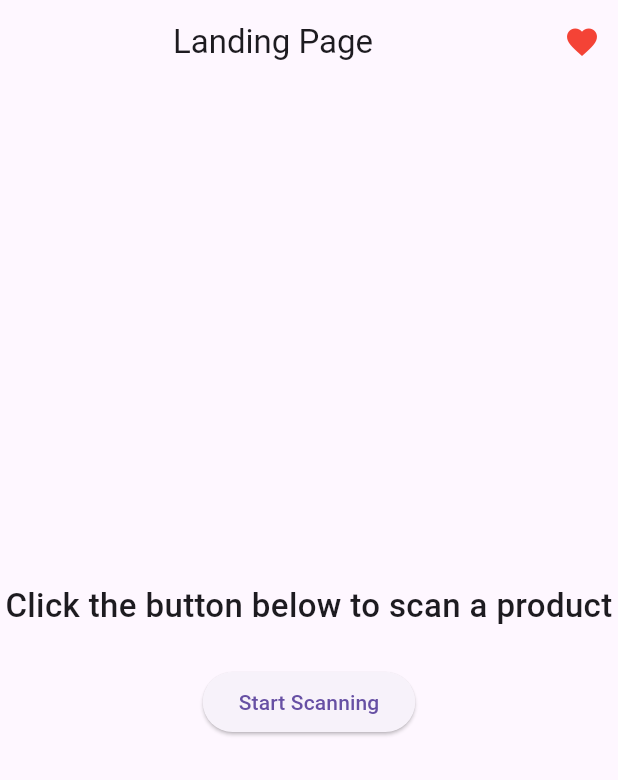
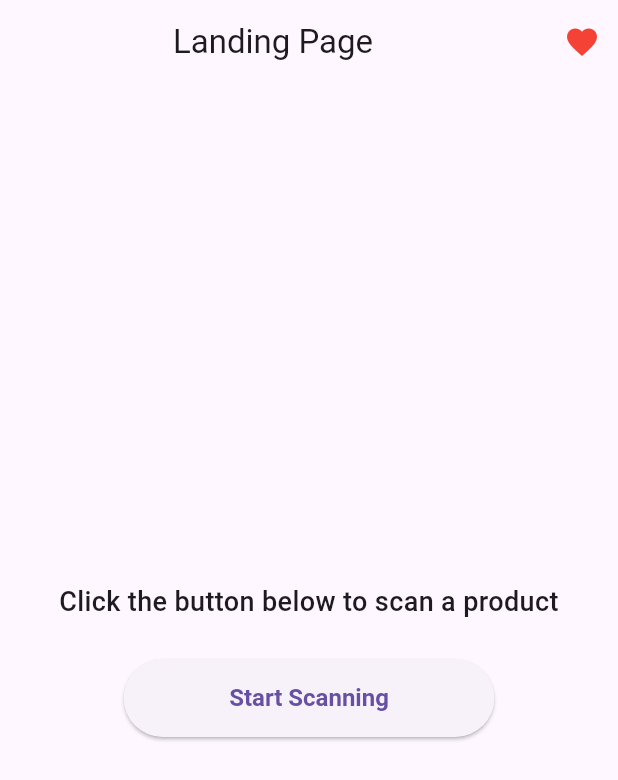
Before and after one commit to ksumit8/Product-Barcode-Scanner-App, a Flutter app: the screen it shows after launch, on a phone screen of 412 x 824 dp. Shown: the top 780 px of the screen. Run offline on Flutter 3.47's test engine with Material 3 defaults, Android fonts, the phone set to English and light mode, and no system bars; our stand-ins replace shared_preferences; missing offline and left inert: mobile_scanner.

Commit message:
UI changes

```diff
--- a/lib/features/product/presentation/provider/favorites_provider.dart
+++ b/lib/features/product/presentation/provider/favorites_provider.dart
@@ -37,8 +37,9 @@ class FavoritesProvider extends ChangeNotifier {
   Future<void> _loadFavorites() async {
     final prefs = await SharedPreferences.getInstance();
     final jsonList = prefs.getStringList('favorites') ?? [];
-    _favorites =
-        jsonList.map((jsonStr) => Product.fromJson(jsonDecode(jsonStr))).toList();
+    _favorites = jsonList
+        .map((jsonStr) => Product.fromJson(jsonDecode(jsonStr)))
+        .toList();
     notifyListeners();
   }
 }
--- a/lib/features/scanning/presentation/landing_page.dart
+++ b/lib/features/scanning/presentation/landing_page.dart
@@ -7,34 +7,55 @@ class LandingPage extends StatelessWidget {
 
   @override
   Widget build(BuildContext context) {
+    // MediaQuery values
+    final screenWidth = MediaQuery.of(context).size.width;
+    final screenHeight = MediaQuery.of(context).size.height;
+    final textScale = MediaQuery.textScalerOf(context).scale(1.0);
+
     return Scaffold(
       appBar: CommonAppBar(title: "Landing Page"),
-      body:Center(
+      body: Center(
+        child: Padding(
+          padding: EdgeInsets.symmetric(horizontal: screenWidth * 0.08),
           child: Column(
             mainAxisSize: MainAxisSize.min,
             children: [
-        const Text(
+              Text(
                 "Click the button below to scan a product",
                 textAlign: TextAlign.center,
                 style: TextStyle(
-            fontSize: 22,
+                  fontSize: 18 * textScale, // adaptive font size
                   fontWeight: FontWeight.w500,
                 ),
               ),
-        const SizedBox(height: 25),
-        ElevatedButton(
+              SizedBox(height: screenHeight * 0.03),
+              SizedBox(
+                width: screenWidth * 0.6,
+                child: ElevatedButton(
                   onPressed: () {
                     Navigator.push(
                       context,
-              MaterialPageRoute(builder: (_) => const ScanningPage()),
+                      MaterialPageRoute(
+                        builder: (_) => const ScanningPage(),
+                      ),
                     );
                   },
+                  style: ElevatedButton.styleFrom(
+                    padding: EdgeInsets.symmetric(
+                      vertical: screenHeight * 0.02,
+                    ),
+                    textStyle: TextStyle(
+                      fontSize: 16 * textScale,
+                      fontWeight: FontWeight.bold,
+                    ),
+                  ),
                   child: const Text("Start Scanning"),
+                ),
               ),
             ],
           ),
         ),
-
+      ),
     );
   }
 }
--- a/pubspec.yaml
+++ b/pubspec.yaml
@@ -34,6 +34,7 @@ dependencies:
   mobile_scanner: ^6.0.2
   http: ^1.1.0
   shared_preferences: ^2.3.1
+  connectivity_plus: ^4.0.0
   # The following adds the Cupertino Icons font to your application.
   # Use with the CupertinoIcons class for iOS style icons.
   cupertino_icons: ^1.0.8
```
Also changed, not shown: lib/features/product/data/product_repository_impl.dart (+27 -3 lines), lib/features/product/presentation/favorites_screen.dart (+29 -12 lines), lib/features/product/presentation/product_screen.dart (+35 -19 lines), lib/features/scanning/presentation/provider/scanner_provider.dart (+10 -11 lines), lib/features/scanning/presentation/scanning_page.dart (+30 -15 lines), pubspec.lock, 3 other files. Lines whose indentation alone changed are shown as unchanged.
